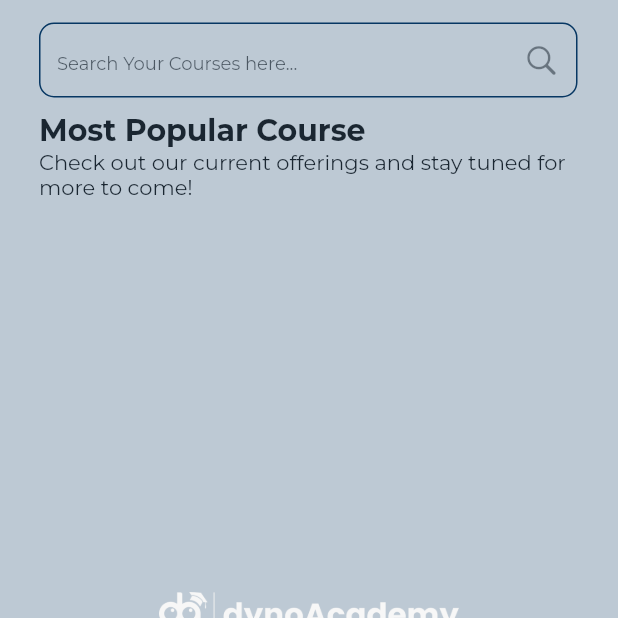
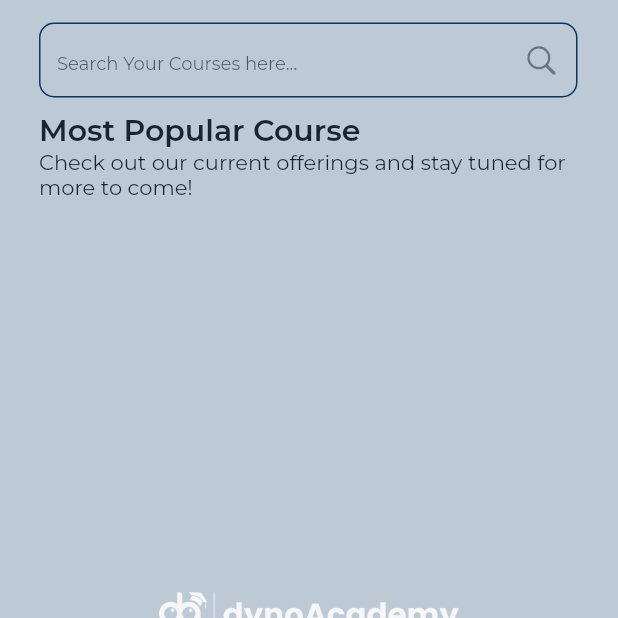
Before and after one commit to diwashrai469/dynoAcademy, a Flutter app: the screen it shows after launch, on a phone screen of 412 x 824 dp, the top half of it. Run offline on Flutter 3.47's test engine with Material 2 defaults, Android fonts, the phone set to English and light mode, and no system bars; our stand-ins replace dio, google_fonts; missing offline and left inert: numeral; network calls fail.

Commit message:
theme added

```diff
--- a/lib/theme/custom_theme.dart
+++ b/lib/constant/constant.dart
@@ -1,16 +1,13 @@
 import 'package:flutter/material.dart';
 import 'package:google_fonts/google_fonts.dart';
 
-class CustomeTheme {
+class Constant {
   final mainPadding = const EdgeInsets.all(8);
   final screenPadding = const EdgeInsets.fromLTRB(
       26, 0, 27, 0); //left and right padding for main container used in pages
 
-  final mainFont = GoogleFonts.montserrat; // font for every text
-
-  final primaryColor = const Color(0xFF073763); // main color
   final mainHeight = 60.0; //height for textfield and buttons
   final mainWidth = 378.0; //width for textfield and buttons
-  final fontColor = const Color(0xFF454545); //fontcolor for text
   final boarderCircularSize = 10.0;
+  final mainFont = GoogleFonts.montserrat;
 }
--- a/lib/main.dart
+++ b/lib/main.dart
@@ -1,10 +1,14 @@
+import 'package:dynoacademy/theme/app_theme.dart';
 import 'package:flutter/material.dart';
 import 'screens/home/home_screen/home_screen.dart';
 import 'screens/splash/splash_screen.dart';
 
 void main(List<String> args) {
+  WidgetsFlutterBinding.ensureInitialized();
   runApp(MaterialApp(
+    theme: AppTheme().lightTheme,
       debugShowCheckedModeBanner: false,
+
       routes: {
         '/userSignIn': (context) => const HomeScreen(),
         '/splashScreen': (context) => const SplashScreen(),
--- a/lib/provider/dio/dio.dart
+++ b/lib/provider/dio/dio.dart
@@ -1,7 +1,9 @@
 import "package:dio/dio.dart";
 
 Dio getDioInstance() {
-  Dio dio = Dio(BaseOptions(baseUrl: "https://api.dynoacademy.com/api/v1"));
+  Dio dio = Dio(
+    BaseOptions(baseUrl: "https://api.dynoacademy.com/api/v1"),
+  );
 
   return dio;
 }
--- a/lib/screens/home/home_screen/home_screen.dart
+++ b/lib/screens/home/home_screen/home_screen.dart
@@ -1,6 +1,7 @@
 import 'package:dynoacademy/provider/dio/course/courses_provider.dart';
 import 'package:dynoacademy/screens/home/home_screen/widgets/course_list/course_list_view.dart';
-import 'package:dynoacademy/theme/custom_theme.dart';
+import 'package:dynoacademy/theme/app_theme.dart';
+import 'package:dynoacademy/constant/constant.dart';
 import 'package:dynoacademy/widgets/custom/custom_text.dart';
 import 'package:flutter/cupertino.dart';
 import 'package:flutter/material.dart';
@@ -19,7 +20,7 @@ class _HomeScreenState extends State<HomeScreen> {
     return SafeArea(
       child: Scaffold(
           body: Padding(
-        padding: CustomeTheme().screenPadding,
+        padding: Constant().screenPadding,
         child: Column(
           crossAxisAlignment: CrossAxisAlignment.start,
           children: [
@@ -33,28 +34,28 @@ class _HomeScreenState extends State<HomeScreen> {
                     decoration: InputDecoration(
                         focusedBorder: OutlineInputBorder(
                           borderRadius: BorderRadius.circular(
-                              CustomeTheme().boarderCircularSize),
+                              Constant().boarderCircularSize),
                           borderSide: const BorderSide(color: Colors.blue),
                         ),
                         enabledBorder: OutlineInputBorder(
                           borderRadius: BorderRadius.circular(
-                              CustomeTheme().boarderCircularSize),
+                              Constant().boarderCircularSize),
                           borderSide: BorderSide(
-                            color: CustomeTheme().primaryColor,
+                            color:AppTheme().primaryColor,
                           ),
                         ),
                         hintText: "Search Your Courses here...",
                         suffixIcon: const Icon(CupertinoIcons.search),
-                        hintStyle: CustomeTheme().mainFont(fontSize: 12)))),
+                        hintStyle: Constant().mainFont(fontSize: 12)))),
             const SizedBox(
               height: 10,
             ),
-            const CustomeText(
+            CustomeText(
+              style: Theme.of(context).textTheme.titleLarge,
               text: "Most Popular Course",
-              fontweight: FontWeight.bold,
-              fontsize: 20,
             ),
-            const CustomeText(
+            CustomeText(
+                style: Theme.of(context).textTheme.bodyMedium,
                 text:
                     "Check out our current offerings and stay tuned for more to come!"),
             const SizedBox(
--- a/lib/screens/home/widgets/bottom_nav_bar/bottom_nav_bar.dart
+++ b/lib/screens/home/widgets/bottom_nav_bar/bottom_nav_bar.dart
@@ -4,7 +4,8 @@ import 'package:dynoacademy/screens/home/home_state/home_state_provider.dart';
 import 'package:dynoacademy/screens/home/widgets/cart/cart_screen.dart';
 import 'package:dynoacademy/screens/home/widgets/mylearning/my_learning_screen.dart';
 import 'package:dynoacademy/screens/home/widgets/profile/profile_screen.dart';
-import 'package:dynoacademy/theme/custom_theme.dart';
+import 'package:dynoacademy/theme/app_theme.dart';
+import 'package:dynoacademy/constant/constant.dart';
 import 'package:flutter/cupertino.dart';
 import 'package:flutter/material.dart';
 import 'package:provider/provider.dart';
@@ -39,37 +40,37 @@ class _BottomNavBarState extends State<BottomNavBar> {
             iconSize: 22,
             selectedFontSize: 12,
             unselectedFontSize: 12,
-            selectedItemColor: CustomeTheme().primaryColor,
-            selectedLabelStyle: CustomeTheme().mainFont(),
-            unselectedLabelStyle: CustomeTheme().mainFont(),
+            selectedItemColor: AppTheme().primaryColor,
+            selectedLabelStyle:Constant().mainFont(),
+            unselectedLabelStyle: Constant().mainFont(),
             items: <BottomNavigationBarItem>[
               BottomNavigationBarItem(
                   icon: const Icon(CupertinoIcons.house_alt_fill),
                   label: "Home",
                   activeIcon: Icon(
                     CupertinoIcons.house_alt_fill,
-                    color: CustomeTheme().primaryColor,
+                    color: AppTheme().primaryColor,
                   )),
               BottomNavigationBarItem(
                   icon: const Icon(CupertinoIcons.book_circle),
                   label: "My Learning",
                   activeIcon: Icon(
                     CupertinoIcons.book_circle,
-                    color: CustomeTheme().primaryColor,
+                    color: AppTheme().primaryColor,
                   )),
               BottomNavigationBarItem(
                   icon: const Icon(CupertinoIcons.cart_fill),
                   label: "Cart",
                   activeIcon: Icon(
                     CupertinoIcons.cart_fill,
-                    color: CustomeTheme().primaryColor,
+                    color: AppTheme().primaryColor,
                   )),
               BottomNavigationBarItem(
                 icon: const Icon(CupertinoIcons.person_crop_circle),
                 label: "Profile",
                 activeIcon: Icon(
                   CupertinoIcons.person_crop_circle,
-                  color: CustomeTheme().primaryColor,
+                  color: AppTheme().primaryColor,
                 ),
               ),
             ],
--- a/lib/screens/splash/splash_screen.dart
+++ b/lib/screens/splash/splash_screen.dart
@@ -1,6 +1,6 @@
 import 'package:dynoacademy/screens/home/home_state/home_state_provider.dart';
 import 'package:dynoacademy/screens/home/widgets/bottom_nav_bar/bottom_nav_bar.dart';
-import 'package:dynoacademy/theme/custom_theme.dart';
+import 'package:dynoacademy/constant/constant.dart';
 import 'package:flutter/material.dart';
 import 'package:provider/provider.dart';
 
@@ -50,7 +50,7 @@ class _SplashScreenState extends State<SplashScreen>
   Widget build(BuildContext context) {
     return SafeArea(
       child: Scaffold(
-          backgroundColor: CustomeTheme().primaryColor,
+          backgroundColor: Theme.of(context).primaryColor,
           body: FadeTransition(
             opacity: fadeAnimation,
             child: Center(
--- /dev/null
+++ b/lib/theme/app_theme.dart
@@ -0,0 +1,57 @@
+import 'package:flutter/material.dart';
+import 'package:google_fonts/google_fonts.dart';
+
+class AppTheme {
+  final mainPadding = const EdgeInsets.all(8);
+  final screenPadding = const EdgeInsets.fromLTRB(26, 0, 27, 0);
+  final primaryColor = const Color(0xFF073763);
+  final fontColor = const Color(0xFF454545);
+
+  //theme data for app
+  final ThemeData lightTheme = ThemeData.light().copyWith(
+    primaryColor: const Color(0xFF073763),
+
+    //for app bar
+    appBarTheme: const AppBarTheme(
+      color: Colors.transparent,
+      elevation: 0,
+      iconTheme: IconThemeData(
+        color: Color(0xFF000000),
+      ),
+    ),
+
+    //elevated button
+    elevatedButtonTheme: ElevatedButtonThemeData(
+      style: ButtonStyle(
+          backgroundColor: MaterialStateProperty.all<Color>(
+            const Color(0xFF073763),
+          ),
+          shape: MaterialStateProperty.all<OutlinedBorder>(
+              RoundedRectangleBorder(borderRadius: BorderRadius.circular(10)))),
+    ),
+
+    //for text
+    textTheme: TextTheme(
+      titleLarge: GoogleFonts.montserrat(
+        fontSize: 20,
+        fontWeight: FontWeight.w600,
+        color: const Color(0xFF1E1E1E),
+      ),
+      bodyMedium: GoogleFonts.montserrat(
+        fontSize: 14,
+        fontWeight: FontWeight.w400,
+        color: const Color(0xFF1E1E1E),
+      ),
+      bodySmall: GoogleFonts.montserrat(
+        fontWeight: FontWeight.w500,
+        fontSize: 12,
+        color: const Color(0xFF1E1E1E),
+      ),
+      bodyLarge: GoogleFonts.montserrat(
+        fontWeight: FontWeight.w600,
+        fontSize: 15,
+        color: const Color(0xFF1E1E1E),
+      ),
+    ),
+  );
+}
--- a/lib/widgets/custom/custom_text.dart
+++ b/lib/widgets/custom/custom_text.dart
@@ -1,10 +1,10 @@
-import 'package:dynoacademy/theme/custom_theme.dart';
 import 'package:flutter/material.dart';
 
 class CustomeText extends StatelessWidget {
   const CustomeText(
       {super.key,
       required this.text,
+      this.style,
       this.color,
       this.fontsize,
       this.fontweight});
@@ -12,16 +12,10 @@ class CustomeText extends StatelessWidget {
   final Color? color;
   final double? fontsize;
   final FontWeight? fontweight;
+  final TextStyle? style;
 
   @override
   Widget build(BuildContext context) {
-    return Text(
-        textAlign: TextAlign.start,
-        text,
-        style: CustomeTheme().mainFont(
-          fontSize: fontsize,
-          fontWeight: fontweight,
-          color: color,
-        ));
+    return Text(textAlign: TextAlign.start, text, style: style);
   }
 }
```
Also changed, not shown: lib/screens/home/home_screen/widgets/course_information/course_information.dart (+24 -24 lines), lib/screens/home/home_screen/widgets/course_information/widgets/learn_more/learn_more.dart (+10 -16 lines), lib/screens/home/home_screen/widgets/course_information/widgets/tab_bar/tab_bar_options.dart (+5 -16 lines), lib/screens/home/home_screen/widgets/course_information/widgets/tab_bar/tabs/course_info.dart (+4 -11 lines), lib/screens/home/home_screen/widgets/course_list/course_list_view.dart (+20 -19 lines), lib/screens/user/user_sign_in.dart (+7 -6 lines), lib/widgets/custom/custom_textfield.dart (+4 -4 lines).
